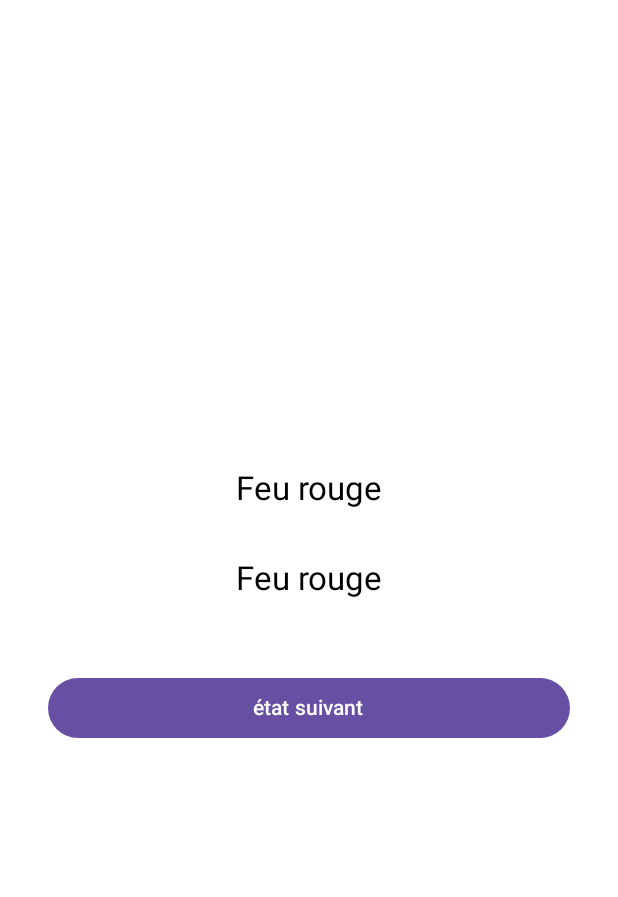
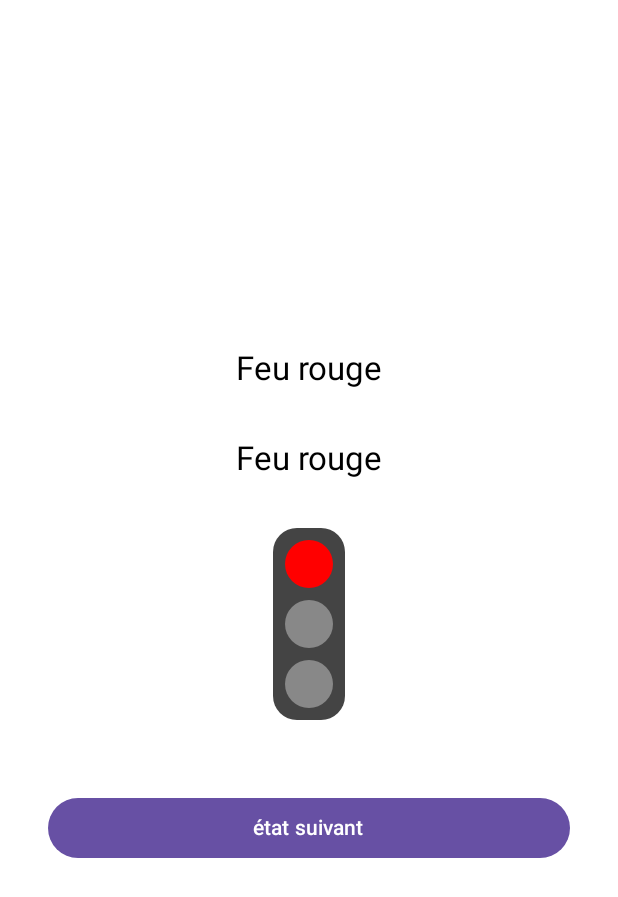
Before and after one commit to oussamabartil/Android-Jetpack-Compose-TP-, an Android app built with Jetpack Compose: the screen it shows after launch (MainActivity), on a phone screen of 412 x 824 dp. Shown: the top 897 px of the screen. Run offline under Robolectric (Android 15) with nearby library versions, the phone set to English and light mode, and no system bars.

Commit message:
Ajouter une troisieme visualisations de Feu3ViewV3

```diff
--- a/app/src/main/java/com/example/tp4/feu3/ui/Feu3View.kt
+++ b/app/src/main/java/com/example/tp4/feu3/ui/Feu3View.kt
@@ -1,6 +1,8 @@
 package com.example.tp4.feu3.ui
 
+import androidx.compose.foundation.background
 import androidx.compose.foundation.layout.*
+import androidx.compose.foundation.shape.RoundedCornerShape
 import androidx.compose.material.RadioButton
 import androidx.compose.material3.Button
 import androidx.compose.material3.MaterialTheme
@@ -8,10 +10,14 @@ import androidx.compose.material3.Text
 import androidx.compose.runtime.Composable
 import androidx.compose.ui.Alignment
 import androidx.compose.ui.Modifier
+import androidx.compose.ui.draw.clip
+import androidx.compose.ui.graphics.Color
+import androidx.compose.ui.tooling.preview.Preview
 import androidx.compose.ui.unit.dp
 import androidx.lifecycle.viewmodel.compose.viewModel
 import com.example.tp4.feu3.controller.Feu3ViewModel
 import com.example.tp4.feu3.state.Feu3State
+import androidx.compose.foundation.Canvas
 
 class Feu3View {
 
@@ -29,6 +35,8 @@ fun MainActivityFeu3View(viewmodel: Feu3ViewModel = viewModel()) {
         Feu3ViewV1(state, modifier = Modifier.padding(16.dp))
         // affichage du feu, version 2
         Feu3ViewV1(state, modifier = Modifier.padding(16.dp))
+        // affichage du feu, version 3
+        Feu3ViewV3(state, modifier = Modifier.padding(16.dp))
         Button(
             onClick = {
                 viewmodel.suivant() // modif par le contrôleur
@@ -94,3 +102,48 @@ fun Feu3ViewV2(state: Feu3State, modifier: Modifier = Modifier) {
 
 
     }}
+
+// Troisieme visualisation
+@Composable
+fun Feu3ViewV3(state: Feu3State, modifier: Modifier = Modifier) {
+    Column(modifier = modifier
+        .wrapContentSize(Alignment.Center)) {
+        Box(
+            contentAlignment = Alignment.Center,
+            modifier = Modifier
+                .size(48.dp, 128.dp)
+                .clip(RoundedCornerShape(16.dp))
+                .background(Color.DarkGray)
+
+        ) {
+            Column {
+                Feu(Color.Red, state.rouge)
+                Feu(Color.Orange, state.orange)
+                Feu(Color.Green, state.vert)
+            }
+        }
+    }
+}
+/**
+ * dessine un disque coloré ou gris selon isOn
+ */
+@Composable
+fun Feu(color: Color, isOn: Boolean, modifier: Modifier = Modifier) {
+    Canvas(
+        modifier = Modifier.size(40.dp).padding(4.dp),
+        onDraw = {
+            drawCircle(color = if (isOn) color else Color.Gray)
+        }
+    )
+}
+// définit la couleur Color.Orange par une extension de la classe Color
+private val Color.Companion.Orange: Color
+    get() = hsv(33.0f, 1.0f, 1.0f)
+
+@Preview(showBackground = true)
+@Composable
+fun Feu3ViewV3Preview() {
+// une seule des deux lignes suivantes, soit V1, soit V2 (voir § état second)
+    Feu3ViewV3(state = Feu3State(false, true, false)) // pour la V1
+//Feu3ViewV3(state = Feu3State(FeuCouleur.ORANGE)) // pour la V2
+}
```
